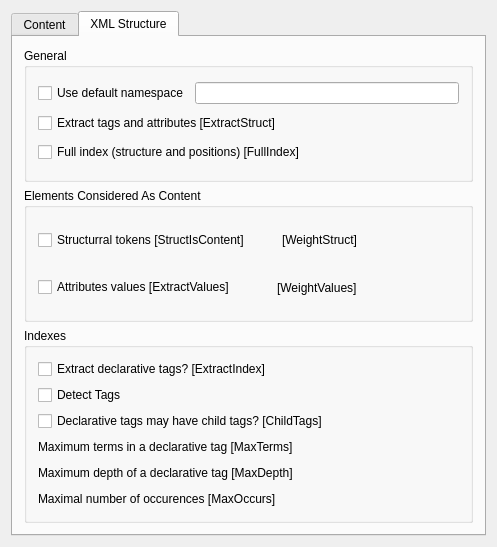
The window that textanalyze/frontend/kde/config.ui (pfrancq/galilei) describes before a commit, drawn with Qt 5.
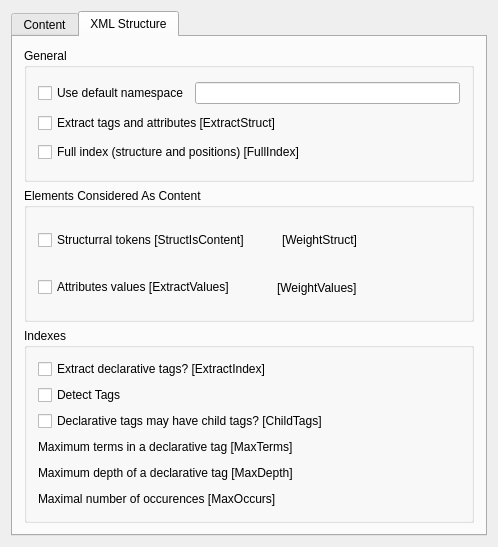
The same window after the commit. The open tabs and pages were chosen to show the change. Custom widgets are drawn as their Qt base class.

Commit message: - Bug fix when the structure elements must be extracted.

```diff
--- a/textanalyze/frontend/kde/config.ui
+++ b/textanalyze/frontend/kde/config.ui
@@ -1,11 +1,11 @@
 <ui version="4.0" >
  <class>Config</class>
- <widget class="QWidget" name="Config" >
-  <property name="geometry" >
+ <widget class="QWidget" name="Config">
+  <property name="geometry">
    <rect>
     <x>0</x>
     <y>0</y>
-    <width>497</width>
+    <width>498</width>
     <height>547</height>
    </rect>
   </property>
@@ -467,23 +467,7 @@
              </widget>
             </item>
             <item>
-             <spacer name="spacer12_2" >
-              <property name="orientation" >
-               <enum>Qt::Horizontal</enum>
-              </property>
-              <property name="sizeType" >
-               <enum>QSizePolicy::Expanding</enum>
-              </property>
-              <property name="sizeHint" stdset="0" >
-               <size>
-                <width>40</width>
-                <height>20</height>
-               </size>
-              </property>
-             </spacer>
-            </item>
-            <item>
-             <widget class="KUrlRequester" name="MetaTagFile" />
+             <widget class="KUrlRequester" name="MetaTagFile"/>
             </item>
            </layout>
           </item>
@@ -616,24 +600,24 @@
    </item>
   </layout>
  </widget>
- <layoutdefault spacing="6" margin="11" />
+ <layoutdefault spacing="6" margin="11"/>
  <pixmapfunction>qPixmapFromMimeSource</pixmapfunction>
  <customwidgets>
-  <customwidget>
-   <class>KDoubleNumInput</class>
-   <extends>QWidget</extends>
-   <header>knuminput.h</header>
-  </customwidget>
-  <customwidget>
-   <class>KIntNumInput</class>
-   <extends>QWidget</extends>
-   <header>knuminput.h</header>
-  </customwidget>
   <customwidget>
    <class>KUrlRequester</class>
    <extends>QFrame</extends>
    <header>kurlrequester.h</header>
   </customwidget>
+  <customwidget>
+   <class>KDoubleNumInput</class>
+   <extends>QWidget</extends>
+   <header>knuminput.h</header>
+  </customwidget>
+  <customwidget>
+   <class>KIntNumInput</class>
+   <extends>QWidget</extends>
+   <header>knuminput.h</header>
+  </customwidget>
  </customwidgets>
  <includes>
   <include location="local" >knuminput.h</include>
```
Left out of the diff: 441 changed lines with no effect on the pictures. The commit also changes 1 other file.
